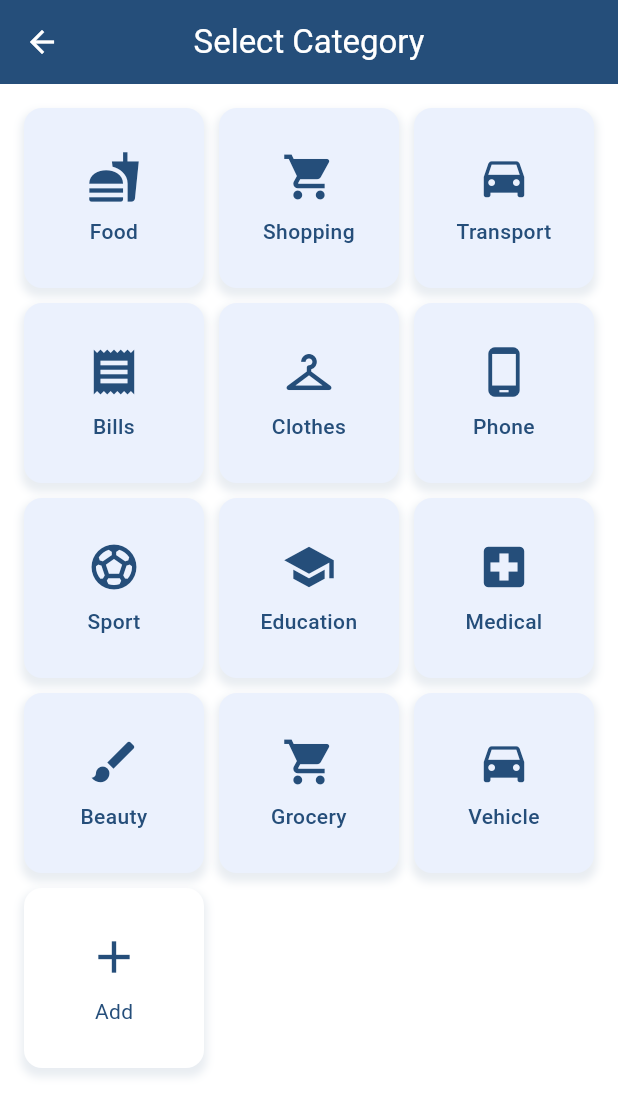
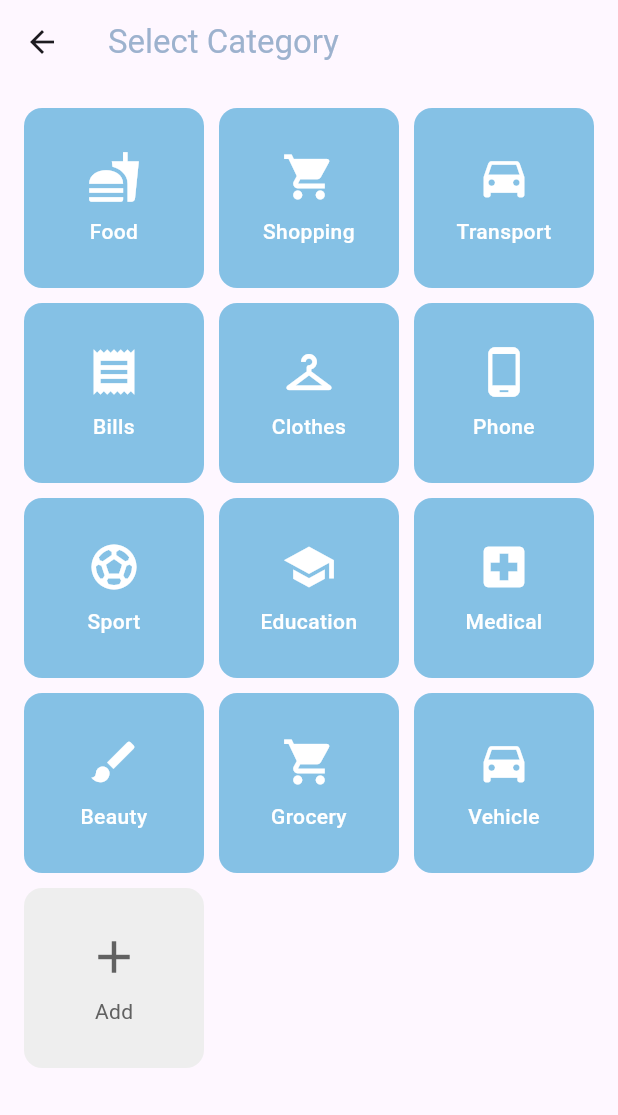
Before and after one commit to Fynaura/fynaura, a Flutter app: the TransactionDetailsPage screen opened directly, after a tap on "Income", after a tap on "Expense", after a tap on "Select Category", on a phone screen of 412 x 824 dp. Shown: the top 1115 px of the screen. Run offline on Flutter 3.47's test engine with Material 3 defaults, Android fonts, the phone set to English and light mode, and no system bars; our stand-ins replace confetti, fl_chart, flutter_local_notifications, image_picker, permission_handler, shared_preferences and 1 more; missing offline and left inert: mockito; accounts and stored records are empty.

Commit message:
Revert "SCRUM-004 : Style-  enhanced the UI and added contrast"

```diff
--- a/front-end/lib/pages/add-transactions/transaction_category_page.dart
+++ b/front-end/lib/pages/add-transactions/transaction_category_page.dart
@@ -1,5 +1,6 @@
 import 'package:flutter/material.dart';
 import 'package:shared_preferences/shared_preferences.dart';
+
 
 class TransactionCategoryPage extends StatefulWidget {
   final bool isExpense;
@@ -35,6 +36,7 @@ class _TransactionCategoryPageState extends State<TransactionCategoryPage> {
 
   List<String> customCategories = [];
 
+
   @override
   void initState() {
     super.initState();
@@ -49,9 +51,10 @@ class _TransactionCategoryPageState extends State<TransactionCategoryPage> {
   void _addCustomCategory() async {
     TextEditingController controller = TextEditingController();
     await showDialog(
+
       context: context,
       builder: (context) => AlertDialog(
-        title: Text("Add Custom Category", style: TextStyle(color: Color(0xFF254e7a))),
+        title: Text("Add Custom Category", style: TextStyle(color: Color(0xFF9DB2CE))),
         content: TextField(
           controller: controller,
           decoration: InputDecoration(hintText: "Enter category name"),
@@ -59,9 +62,10 @@ class _TransactionCategoryPageState extends State<TransactionCategoryPage> {
         actions: [
           TextButton(
             onPressed: () => Navigator.pop(context),
-            child: Text("Cancel", style: TextStyle(color: Color(0xFF254e7a))),
+            child: Text("Cancel"),
           ),
           TextButton(
+
             onPressed: () async {
               controller.text = controller.text.trim();
               if (controller.text.isEmpty) {
@@ -88,7 +92,7 @@ class _TransactionCategoryPageState extends State<TransactionCategoryPage> {
 
               Navigator.pop(context);
             },
-            child: Text("Add", style: TextStyle(color: Color(0xFF254e7a))),
+            child: Text("Add"),
           ),
         ],
       ),
@@ -109,13 +113,10 @@ class _TransactionCategoryPageState extends State<TransactionCategoryPage> {
 
     return Scaffold(
       appBar: AppBar(
-        title: Text("Select Category", style: TextStyle(color: Colors.white)),
-        backgroundColor: Color(0xFF254e7a), // Dark blue background for AppBar
-        centerTitle: true, // Center the title text
-        leading: BackButton(color: Colors.white),
+        title: Text("Select Category", style: TextStyle(color: Color(0xFF9DB2CE))),
+        leading: BackButton(),
       ),
-      body: Container(
-        color: Colors.white, // Set the background of the page to white
+      body: Padding(
         padding: const EdgeInsets.all(16.0),
         child: GridView.builder(
           gridDelegate: SliverGridDelegateWithFixedCrossAxisCount(
@@ -130,23 +131,15 @@ class _TransactionCategoryPageState extends State<TransactionCategoryPage> {
                 onTap: _addCustomCategory,
                 child: Container(
                   decoration: BoxDecoration(
-                    color: Colors.white, // White background for the "Add" tile
+                    color: Colors.grey.shade200,
                     borderRadius: BorderRadius.circular(12),
-                    boxShadow: [
-                      BoxShadow(
-                        color: Color(0xFF254e7a).withOpacity(0.1), // Light blue shadow
-                        spreadRadius: 2,
-                        blurRadius: 4,
-                        offset: Offset(0, 4), // Shadow direction
-                      ),
-                    ],
                   ),
                   child: Column(
                     mainAxisAlignment: MainAxisAlignment.center,
                     children: [
-                      Icon(Icons.add, color: Color(0xFF254e7a), size: 36),
+                      Icon(Icons.add, color: Colors.grey.shade700, size: 36),
                       SizedBox(height: 8),
-                      Text("Add", style: TextStyle(color: Color(0xFF254e7a))),
+                      Text("Add", style: TextStyle(color: Colors.grey.shade700)),
                     ],
                   ),
                 ),
@@ -160,28 +153,24 @@ class _TransactionCategoryPageState extends State<TransactionCategoryPage> {
               },
               child: Container(
                 decoration: BoxDecoration(
-                  color: Color(0xFFEBF1FD),
+
+                  color: Color(0xFF85C1E5),
+
                   borderRadius: BorderRadius.circular(12),
-                  boxShadow: [
-                    BoxShadow(
-                      color: Color(0xFF254e7a).withOpacity(0.1), // Light blue shadow
-                      spreadRadius: 2,
-                      blurRadius: 4,
-                      offset: Offset(0, 4), // Shadow direction
-                    ),
-                  ],
                 ),
                 child: Column(
                   mainAxisAlignment: MainAxisAlignment.center,
                   children: [
-                    Icon(category["icon"], color: Color(0xFF254e7a), size: 36), // Dark blue icon color
+
+                    Icon(category["icon"], color: Colors.white, size: 36),
                     SizedBox(height: 8),
                     Text(
                       category["name"],
                       style: TextStyle(
                         fontWeight: FontWeight.w500,
-                        color: Color(0xFF254e7a), // Dark blue text color
+                        color: Colors.white,
                       ),
+
                       textAlign: TextAlign.center,
                       overflow: TextOverflow.ellipsis,
                     ),
--- a/front-end/lib/pages/add-transactions/transaction_detail_page.dart
+++ b/front-end/lib/pages/add-transactions/transaction_detail_page.dart
@@ -1,14 +1,14 @@
 import 'package:flutter/material.dart';
 import 'package:fynaura/pages/ocr/ImagePreviewScreen.dart';
 import 'package:fynaura/pages/ocr/ImageSelectionOption.dart';
-import 'package:fynaura/pages/user-session/UserSession.dart';
+import 'package:fynaura/pages/user-session/UserSession.dart'; // Import UserSession
 import 'package:intl/intl.dart';
 import 'package:image_picker/image_picker.dart';
 import 'transaction_category_page.dart';
 import 'package:flutter_local_notifications/flutter_local_notifications.dart';
 import 'package:timezone/data/latest_all.dart' as tz;
 import 'package:timezone/timezone.dart' as tz;
-import 'package:fynaura/services/transaction_service.dart';
+import 'package:fynaura/services/transaction_service.dart'; // Import the TransactionService
 
 final FlutterLocalNotificationsPlugin flutterLocalNotificationsPlugin =
     FlutterLocalNotificationsPlugin();
@@ -41,9 +41,11 @@ class _TransactionDetailsPageState extends State<TransactionDetailsPage> {
     super.dispose();
   }
 
+  // Initialize notifications with timezone support.
   void _initNotifications() async {
     tz.initializeTimeZones();
-    tz.setLocalLocation(tz.getLocation('Asia/Colombo'));
+    tz.setLocalLocation(
+        tz.getLocation('Asia/Colombo')); // Adjust to your locale
 
     const AndroidInitializationSettings initializationSettingsAndroid =
         AndroidInitializationSettings('@mipmap/ic_launcher');
@@ -59,9 +61,11 @@ class _TransactionDetailsPageState extends State<TransactionDetailsPage> {
     );
   }
 
+  // Schedule a reminder notification for the selected date/time.
   Future<void> _scheduleReminder() async {
     bool? granted = await flutterLocalNotificationsPlugin
-        .resolvePlatformSpecificImplementation<AndroidFlutterLocalNotificationsPlugin>()
+        .resolvePlatformSpecificImplementation<
+            AndroidFlutterLocalNotificationsPlugin>()
         ?.requestNotificationsPermission();
 
     if (granted == false) {
@@ -86,7 +90,7 @@ class _TransactionDetailsPageState extends State<TransactionDetailsPage> {
     await flutterLocalNotificationsPlugin.zonedSchedule(
       0,
       "Payment Reminder",
-      "Did you pay ${amountController.text} for $selectedCategory?",
+      "Did you pay ${amountController.text} LKR for $selectedCategory?",
       scheduledDate,
       platformChannelSpecifics,
       androidScheduleMode: AndroidScheduleMode.exactAllowWhileIdle,
@@ -96,6 +100,7 @@ class _TransactionDetailsPageState extends State<TransactionDetailsPage> {
     );
   }
 
+  // When a user taps the reminder notification, show a confirmation dialog.
   void _onReminderTapped() {
     showDialog(
       context: context,
@@ -106,12 +111,13 @@ class _TransactionDetailsPageState extends State<TransactionDetailsPage> {
           actions: [
             TextButton(
               onPressed: () {
-                Navigator.of(context).pop();
+                Navigator.of(context).pop(); // Dismiss dialog
               },
               child: Text("No"),
             ),
             TextButton(
               onPressed: () {
+                // If confirmed, reset reminder state and add as a normal transaction.
                 setState(() {
                   reminder = false;
                 });
@@ -126,6 +132,7 @@ class _TransactionDetailsPageState extends State<TransactionDetailsPage> {
     );
   }
 
+  // Add a transaction or schedule a reminder.
   void addTransaction() async {
     if (amountController.text.isEmpty) {
       ScaffoldMessenger.of(context).showSnackBar(SnackBar(
@@ -141,56 +148,33 @@ class _TransactionDetailsPageState extends State<TransactionDetailsPage> {
     }
 
     final transactionService = TransactionService();
-    final type = isExpense ? "expense" : "income";
+    final type = isExpense ? "expense" : "income"; // Determine the type
 
+    // Access the userId from the singleton
     final userSession = UserSession();
     final uid = userSession.userId;
 
     try {
+      // Create the transaction through the service
       await transactionService.createTransaction(
         type: type,
         category: selectedCategory,
         amount: double.parse(amountController.text),
         description: descriptionController.text,
         date: selectedDate,
-        uid: uid,
+        uid: uid, // Pass the global userId here
       );
 
+      // If reminder is set, schedule it
       if (reminder) {
         await _scheduleReminder();
-        ScaffoldMessenger.of(context).showSnackBar(
-          SnackBar(
-            content: Row(
-              mainAxisAlignment: MainAxisAlignment.center,
-              children: [
-                Icon(Icons.check_circle, color: Colors.white),
-                SizedBox(width: 8),
-                Text(
-                  'Reminder Set Successfully',
-                  style: TextStyle(color: Colors.white),
-                ),
-              ],
-            ),
-            backgroundColor: Color(0xFF254e7a),
-          ),
-        );
+        ScaffoldMessenger.of(context).showSnackBar(SnackBar(
+          content: Text('Reminder Set Successfully'),
+        ));
       } else {
-        ScaffoldMessenger.of(context).showSnackBar(
-          SnackBar(
-            content: Row(
-              mainAxisAlignment: MainAxisAlignment.center,
-              children: [
-                Icon(Icons.check_circle, color: Colors.white),
-                SizedBox(width: 8),
-                Text(
-                  'Transaction Added Successfully',
-                  style: TextStyle(color: Colors.white),
-                ),
-              ],
-            ),
-            backgroundColor: Color(0xFF254e7a),
-          ),
-        );
+        ScaffoldMessenger.of(context).showSnackBar(SnackBar(
+          content: Text('Transaction Added Successfully'),
+        ));
       }
 
       resetFields();
@@ -201,6 +185,7 @@ class _TransactionDetailsPageState extends State<TransactionDetailsPage> {
     }
   }
 
+  // Clear all input fields.
   void resetFields() {
     amountController.clear();
     descriptionController.clear();
@@ -215,6 +200,7 @@ class _TransactionDetailsPageState extends State<TransactionDetailsPage> {
         : await ImageSelectionOption.pickImageFromGallery();
 
     if (pickedImage != null) {
+      // Navigate to ImagePreviewScreen with the picked image
       Navigator.push(
         context,
         MaterialPageRoute(
@@ -222,6 +208,7 @@ class _TransactionDetailsPageState extends State<TransactionDetailsPage> {
         ),
       );
     } else {
+      // Show an error or message if no image was selected
       ScaffoldMessenger.of(context).showSnackBar(
         SnackBar(content: Text("No image selected")),
       );
@@ -230,34 +217,23 @@ class _TransactionDetailsPageState extends State<TransactionDetailsPage> {
 
   @override
   Widget build(BuildContext context) {
+    final userSession = UserSession();
+    final uid = userSession.userId;
+
     return Scaffold(
       appBar: AppBar(
-        title: Text('Add Transaction', style: TextStyle(color: Colors.white)),
-        centerTitle: true,
-        backgroundColor: Color(0xFF254e7a),
-        leading: IconButton(
-          icon: Icon(Icons.arrow_back, color: Colors.white),
-          onPressed: () {
-            Navigator.pop(context);
-          },
-        ),
+        title: Text('Add Transaction', style: TextStyle(color: Color(0xFF9DB2CE))),
         actions: [
           IconButton(
-            icon: Icon(Icons.check, color: Colors.white),
+            icon: Icon(Icons.check, color: Colors.blue),
             onPressed: addTransaction,
           ),
         ],
       ),
-      body: Container(
-        color: Color(0xFF254e7a),
-        child: Padding(
+      body: Padding(
         padding: const EdgeInsets.all(16.0),
         child: Column(
           children: [
-
-              SizedBox(height: 10),
-              buildModernAmountField(),
-              SizedBox(height: 10),
             Row(
               mainAxisAlignment: MainAxisAlignment.center,
               children: [
@@ -266,20 +242,18 @@ class _TransactionDetailsPageState extends State<TransactionDetailsPage> {
                 buildToggleButton("Expense", isExpense),
               ],
             ),
-              SizedBox(height: 30),
-
-              Expanded(
-                child: Container(
-                  padding: EdgeInsets.all(20),
+            SizedBox(height: 10),
+            Container(
               decoration: BoxDecoration(
-                    color: Colors.white,
-                    borderRadius: BorderRadius.only(
-                      topLeft: Radius.circular(25),
-                      topRight: Radius.circular(25),
+                color: Color(0xFF85C1E5),
+                borderRadius: BorderRadius.circular(12),
+              ),
+              child: Padding(
+                padding: const EdgeInsets.symmetric(horizontal: 16.0, vertical: 10),
+                child: buildModernAmountField(),
               ),
             ),
-                  child: Column(
-                    children: [
+            SizedBox(height: 10),
             buildModernOptionTile("Category", Icons.toc, selectedCategory, context, true),
             buildModernDescriptionField(),
             if (isExpense)
@@ -291,18 +265,14 @@ class _TransactionDetailsPageState extends State<TransactionDetailsPage> {
                 false,
               ),
             SizedBox(height: 20),
-                      buildCameraGalleryButtons(),  // Gallery and Camera buttons inside the white card
+            buildCameraGalleryButtons(),
           ],
-                  ),
-                ),
-              ),
-            ],
-          ),
         ),
       ),
     );
   }
 
+  // Toggle button for Income/Expense.
   Widget buildToggleButton(String text, bool selected) {
     return ElevatedButton(
       onPressed: () {
@@ -311,27 +281,26 @@ class _TransactionDetailsPageState extends State<TransactionDetailsPage> {
           selectedCategory = "Select Category";
         });
       },
-      child: Text(
-        text,
-        style: TextStyle(color: Color(0xFF254e7a)),  // Changed color for "Income" and "Expense"
-      ),
+      child: Text(text),
       style: ElevatedButton.styleFrom(
-        backgroundColor: selected ? const Color(0xFF85c1e5) : Color(0xFFEBF1FD),
+        backgroundColor: selected ? const Color(0xFF85C1E5) : Colors.grey,
         foregroundColor: Colors.white,
         shape: RoundedRectangleBorder(
-          borderRadius: BorderRadius.circular(25),
+          borderRadius: BorderRadius.circular(8),
         ),
       ),
     );
   }
 
+  // Input field for amount.
   Widget buildModernAmountField() {
     return TextField(
       controller: amountController,
       keyboardType: TextInputType.number,
-      style: const TextStyle(fontSize: 32, fontWeight: FontWeight.bold, color: Colors.white),
+      style: const TextStyle(fontSize: 32, fontWeight: FontWeight.bold),
       textAlign: TextAlign.center,
       decoration: const InputDecoration(
+        prefixText: "LKR ",
         hintText: "00",
         hintStyle: TextStyle(fontSize: 32, fontWeight: FontWeight.w300, color: Colors.grey),
         border: InputBorder.none,
@@ -342,39 +311,38 @@ class _TransactionDetailsPageState extends State<TransactionDetailsPage> {
     );
   }
 
+  // Input field for description.
   Widget buildModernDescriptionField() {
     return Container(
       margin: EdgeInsets.symmetric(vertical: 5),
       decoration: BoxDecoration(
-        color: Color(0xFFEBF1FD),
-        borderRadius: BorderRadius.circular(25),
+        color: Colors.grey.shade200,
+        borderRadius: BorderRadius.circular(10),
       ),
       child: TextField(
         controller: descriptionController,
         decoration: InputDecoration(
-          hintText: "Add Description",
-          hintStyle: TextStyle(fontSize: 16, fontWeight: FontWeight.w400, color: Color(0xFF254e7a)),
+          hintText: "Add Description...",
+          hintStyle: TextStyle(fontSize: 18, fontWeight: FontWeight.w400, color: Colors.grey.shade600),
           border: InputBorder.none,
-          prefixIcon: Icon(Icons.edit, color: Color(0xFF254e7a)),
+          prefixIcon: Icon(Icons.edit, color: Colors.grey.shade700),
         ),
-        style: TextStyle(fontSize: 16),
+        style: TextStyle(fontSize: 18),
       ),
     );
   }
 
+  // Option tile for Category selection or setting a reminder.
   Widget buildModernOptionTile(String title, IconData icon, String hint, BuildContext context, bool isCategory) {
     return Container(
       margin: EdgeInsets.symmetric(vertical: 5),
       decoration: BoxDecoration(
-        color:Color(0xFFEBF1FD),
-        borderRadius: BorderRadius.circular(25),
+        color: Colors.grey.shade200,
+        borderRadius: BorderRadius.circular(10),
       ),
       child: ListTile(
-        leading: Icon(icon, color: Color(0xFF254e7a)),
-        title: Text(
-          hint,
-          style: TextStyle(color: Color(0xFF254e7a)),
-        ),
+        leading: Icon(icon, color: Colors.grey.shade700),
+        title: Text(hint, style: TextStyle(color: Colors.black54)),
         onTap: () async {
           if (isCategory) {
             final result = await Navigator.push(
@@ -385,6 +353,7 @@ class _TransactionDetailsPageState extends State<TransactionDetailsPage> {
               setState(() => selectedCategory = result as String);
             }
           } else if (title == "Set Reminder") {
+            // Select Date
             final DateTime? pickedDate = await showDatePicker(
               context: context,
               initialDate: selectedDate,
@@ -392,6 +361,7 @@ class _TransactionDetailsPageState extends State<TransactionDetailsPage> {
               lastDate: DateTime(2100),
             );
             if (pickedDate != null) {
+              // Select Time
               final TimeOfDay? pickedTime = await showTimePicker(
                 context: context,
                 initialTime: TimeOfDay.fromDateTime(selectedDate),
@@ -419,29 +389,30 @@ class _TransactionDetailsPageState extends State<TransactionDetailsPage> {
     );
   }
 
+  // Buttons for picking an image from camera or gallery.
   Widget buildCameraGalleryButtons() {
     return Row(
       mainAxisAlignment: MainAxisAlignment.spaceEvenly,
       children: [
         ElevatedButton.icon(
-          onPressed: () => pickImageAndNavigate(ImageSource.camera),
+          onPressed: () => pickImageAndNavigate(ImageSource.camera),  // Use pickImageAndNavigate for Camera
           icon: Icon(Icons.camera_alt, color: Colors.white),
-          label: Text("Camera", style: TextStyle(color: Colors.white)),
+          label: Text("Camera"),
           style: ElevatedButton.styleFrom(
-            backgroundColor: Color(0xFF254e7a),
+            backgroundColor: Color(0xFF85C1E5),
             shape: RoundedRectangleBorder(
-              borderRadius: BorderRadius.circular(25),
+              borderRadius: BorderRadius.circular(10),
             ),
           ),
         ),
         ElevatedButton.icon(
-          onPressed: () => pickImageAndNavigate(ImageSource.gallery),
+          onPressed: () => pickImageAndNavigate(ImageSource.gallery),  // Use pickImageAndNavigate for Gallery
           icon: Icon(Icons.photo, color: Colors.white),
-          label: Text("Gallery", style: TextStyle(color: Colors.white)),
+          label: Text("Gallery"),
           style: ElevatedButton.styleFrom(
-            backgroundColor: Color(0xFF254e7a),
+            backgroundColor: Color(0xFF85C1E5),
             shape: RoundedRectangleBorder(
-              borderRadius: BorderRadius.circular(25),
+              borderRadius: BorderRadius.circular(10),
             ),
           ),
         ),
```
Lines whose indentation alone changed are shown as unchanged.
